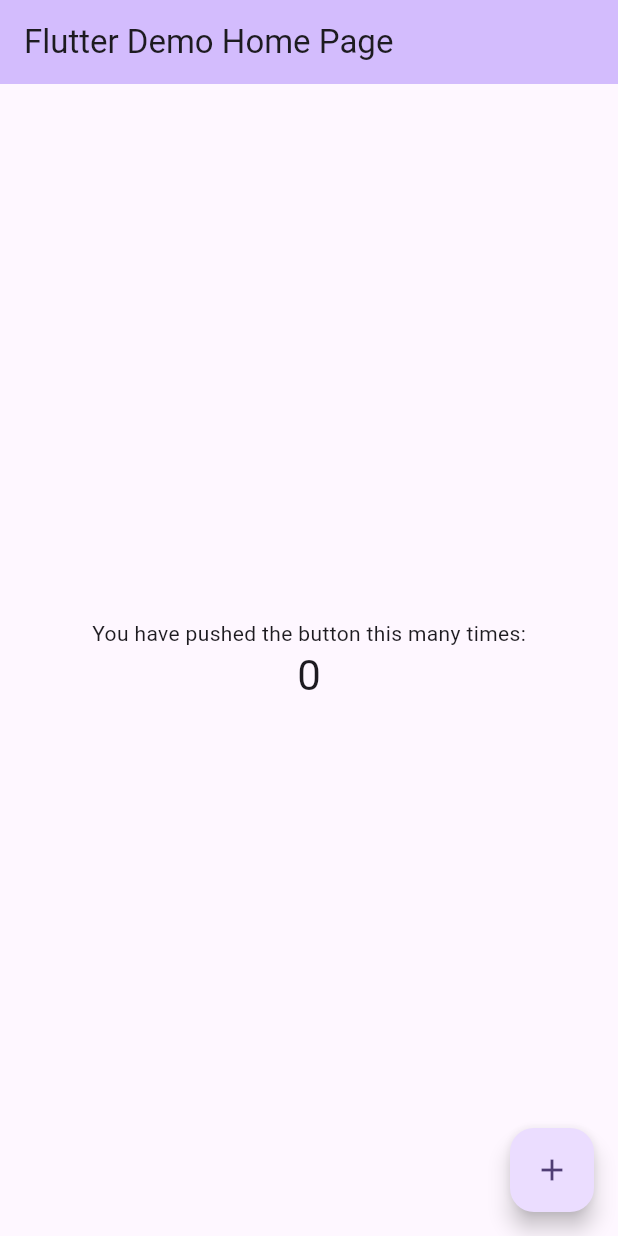
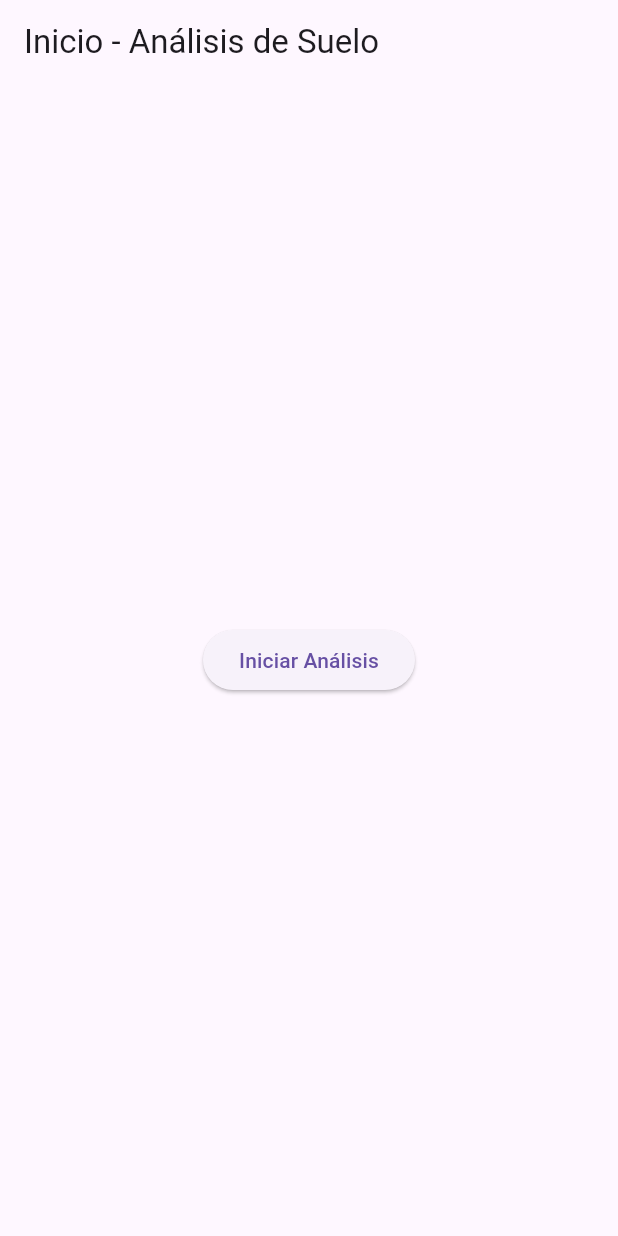
Before and after one commit to CamiloLondono/softwareContable, a Flutter app: the screen it shows after launch, on a phone screen of 412 x 824 dp. Run offline on Flutter 3.47's test engine with Material 3 defaults, Android fonts, the phone set to English and light mode, and no system bars.

Commit message:
pruebas de pantallas

```diff
--- a/lib/main.dart
+++ b/lib/main.dart
@@ -1,122 +1,25 @@
 import 'package:flutter/material.dart';
+import 'screens/home_screen.dart';
+import 'screens/analysis_screen.dart';
 
 void main() {
-  runApp(const MyApp());
+  runApp(SoilAnalysisApp());
 }
 
-class MyApp extends StatelessWidget {
-  const MyApp({super.key});
-
-  // This widget is the root of your application.
+class SoilAnalysisApp extends StatelessWidget {
   @override
   Widget build(BuildContext context) {
     return MaterialApp(
-      title: 'Flutter Demo',
+      title: 'Análisis de Suelo',
       theme: ThemeData(
-        // This is the theme of your application.
-        //
-        // TRY THIS: Try running your application with "flutter run". You'll see
-        // the application has a purple toolbar. Then, without quitting the app,
-        // try changing the seedColor in the colorScheme below to Colors.green
-        // and then invoke "hot reload" (save your changes or press the "hot
-        // reload" button in a Flutter-supported IDE, or press "r" if you used
-        // the command line to start the app).
-        //
-        // Notice that the counter didn't reset back to zero; the application
-        // state is not lost during the reload. To reset the state, use hot
-        // restart instead.
-        //
-        // This works for code too, not just values: Most code changes can be
-        // tested with just a hot reload.
-        colorScheme: ColorScheme.fromSeed(seedColor: Colors.deepPurple),
+        primarySwatch: Colors.green,
+        useMaterial3: true,
       ),
-      home: const MyHomePage(title: 'Flutter Demo Home Page'),
+      initialRoute: '/',
+      routes: {
+        '/': (context) => HomeScreen(),
+        '/analysis': (context) => AnalysisScreen(),
+      },
     );
   }
 }
-
-class MyHomePage extends StatefulWidget {
-  const MyHomePage({super.key, required this.title});
-
-  // This widget is the home page of your application. It is stateful, meaning
-  // that it has a State object (defined below) that contains fields that affect
-  // how it looks.
-
-  // This class is the configuration for the state. It holds the values (in this
-  // case the title) provided by the parent (in this case the App widget) and
-  // used by the build method of the State. Fields in a Widget subclass are
-  // always marked "final".
-
-  final String title;
-
-  @override
-  State<MyHomePage> createState() => _MyHomePageState();
-}
-
-class _MyHomePageState extends State<MyHomePage> {
-  int _counter = 0;
-
-  void _incrementCounter() {
-    setState(() {
-      // This call to setState tells the Flutter framework that something has
-      // changed in this State, which causes it to rerun the build method below
-      // so that the display can reflect the updated values. If we changed
-      // _counter without calling setState(), then the build method would not be
-      // called again, and so nothing would appear to happen.
-      _counter++;
-    });
-  }
-
-  @override
-  Widget build(BuildContext context) {
-    // This method is rerun every time setState is called, for instance as done
-    // by the _incrementCounter method above.
-    //
-    // The Flutter framework has been optimized to make rerunning build methods
-    // fast, so that you can just rebuild anything that needs updating rather
-    // than having to individually change instances of widgets.
-    return Scaffold(
-      appBar: AppBar(
-        // TRY THIS: Try changing the color here to a specific color (to
-        // Colors.amber, perhaps?) and trigger a hot reload to see the AppBar
-        // change color while the other colors stay the same.
-        backgroundColor: Theme.of(context).colorScheme.inversePrimary,
-        // Here we take the value from the MyHomePage object that was created by
-        // the App.build method, and use it to set our appbar title.
-        title: Text(widget.title),
-      ),
-      body: Center(
-        // Center is a layout widget. It takes a single child and positions it
-        // in the middle of the parent.
-        child: Column(
-          // Column is also a layout widget. It takes a list of children and
-          // arranges them vertically. By default, it sizes itself to fit its
-          // children horizontally, and tries to be as tall as its parent.
-          //
-          // Column has various properties to control how it sizes itself and
-          // how it positions its children. Here we use mainAxisAlignment to
-          // center the children vertically; the main axis here is the vertical
-          // axis because Columns are vertical (the cross axis would be
-          // horizontal).
-          //
-          // TRY THIS: Invoke "debug painting" (choose the "Toggle Debug Paint"
-          // action in the IDE, or press "p" in the console), to see the
-          // wireframe for each widget.
-          mainAxisAlignment: MainAxisAlignment.center,
-          children: <Widget>[
-            const Text('You have pushed the button this many times:'),
-            Text(
-              '$_counter',
-              style: Theme.of(context).textTheme.headlineMedium,
-            ),
-          ],
-        ),
-      ),
-      floatingActionButton: FloatingActionButton(
-        onPressed: _incrementCounter,
-        tooltip: 'Increment',
-        child: const Icon(Icons.add),
-      ), // This trailing comma makes auto-formatting nicer for build methods.
-    );
-  }
-}
--- /dev/null
+++ b/lib/screens/home_screen.dart
@@ -0,0 +1,22 @@
+import 'package:flutter/material.dart';
+
+class HomeScreen extends StatelessWidget {
+  const HomeScreen({super.key});
+
+  @override
+  Widget build(BuildContext context) {
+    return Scaffold(
+      appBar: AppBar(
+        title: Text('Inicio - Análisis de Suelo'),
+      ),
+      body: Center(
+        child: ElevatedButton(
+          onPressed: () {
+            Navigator.pushNamed(context, '/analysis');
+          },
+          child: Text('Iniciar Análisis'),
+        ),
+      ),
+    );
+  }
+}
```
Also changed, not shown: lib/screens/analysis_screen.dart (added, +87 -0 lines), pubspec.lock.
